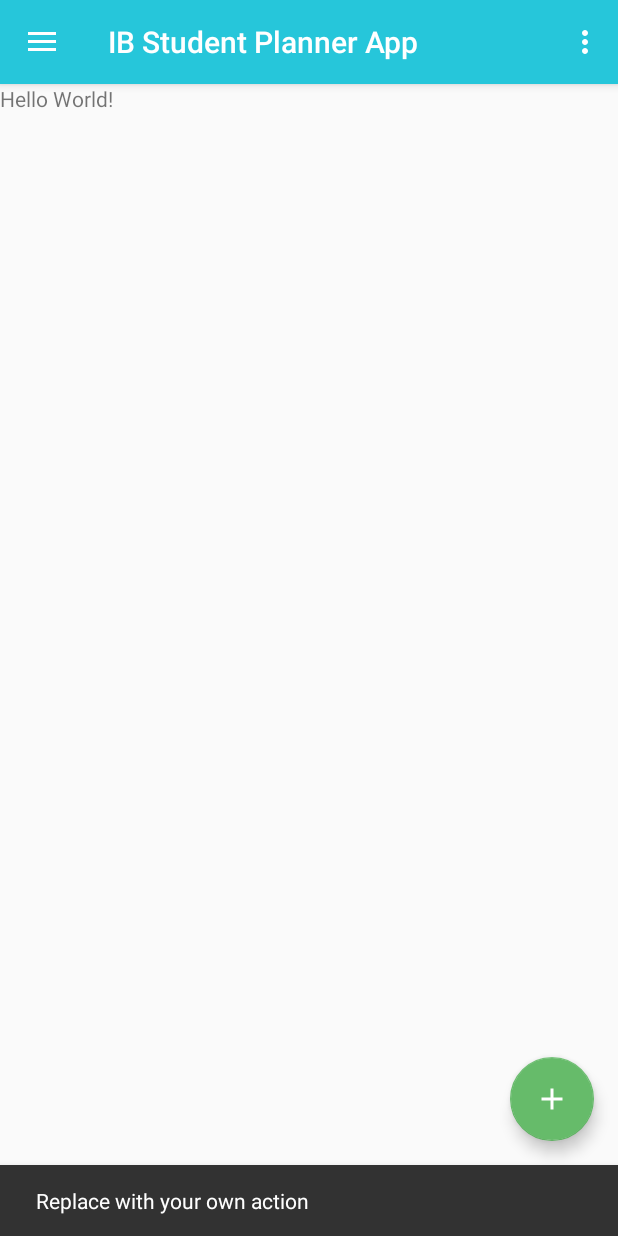
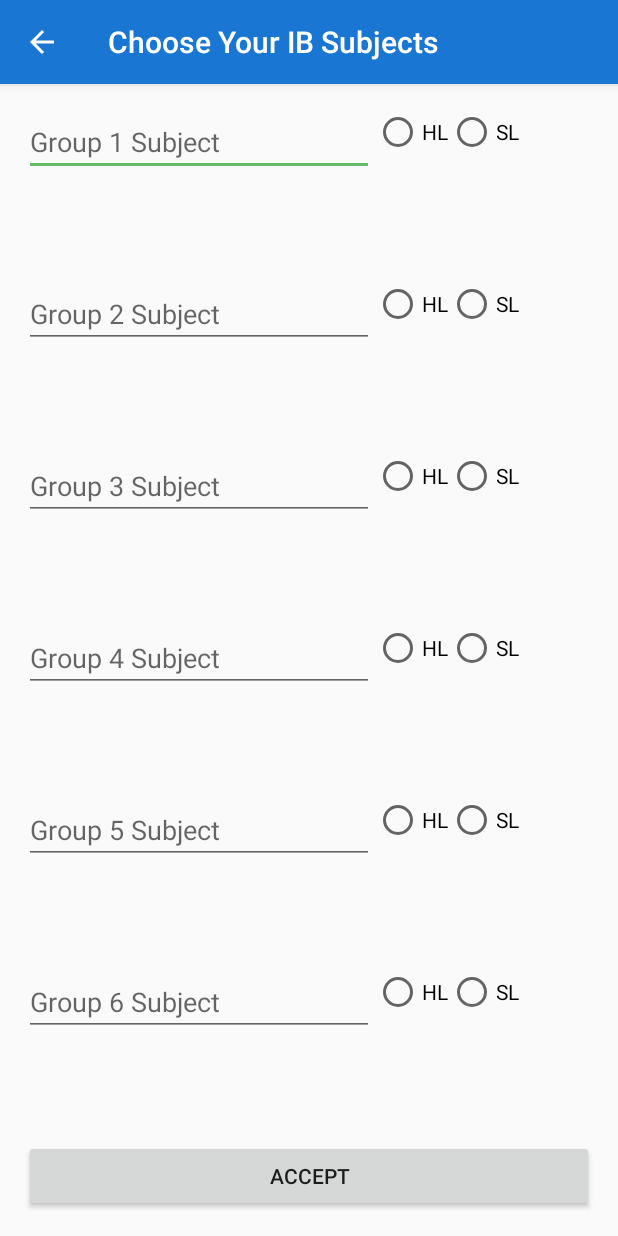
Before and after one commit to goinhasf/app_ibplanner, an Android app: the screen it shows after launch (MainActivity before the commit, ChooseSubjectsActivity after it), after a tap on an icon or button, on a phone screen of 412 x 824 dp. Run offline under Robolectric (Android 15) with nearby library versions, the phone set to English and light mode, and no system bars.

Commit message:
Add MainActivtyUI and ChooseSubjectActivity.

```diff
--- a/ibstudyplanner/app/src/main/AndroidManifest.xml
+++ b/ibstudyplanner/app/src/main/AndroidManifest.xml
@@ -18,6 +18,9 @@
                 <category android:name="android.intent.category.LAUNCHER" />
             </intent-filter>
         </activity>
+        <activity
+            android:name=".ChooseSubjectsActivity"
+            android:label="@string/chooser_subject_label"></activity>
     </application>
 
 </manifest>
--- /dev/null
+++ b/ibstudyplanner/app/src/main/java/com/example/kiko/ibstudentplannerapp/ChooseSubjectsActivity.java
@@ -0,0 +1,99 @@
+package com.example.kiko.ibstudentplannerapp;
+
+import android.content.ContentValues;
+import android.content.Intent;
+import android.support.v7.app.AppCompatActivity;
+import android.os.Bundle;
+import android.support.v7.widget.Toolbar;
+import android.text.Layout;
+import android.util.Log;
+import android.view.MenuItem;
+import android.view.View;
+import android.view.ViewGroup;
+import android.widget.Button;
+import android.widget.EditText;
+import android.widget.LinearLayout;
+import android.widget.RadioButton;
+import android.widget.RadioGroup;
+
+import java.util.HashMap;
+
+import javax.security.auth.Subject;
+
+public class ChooseSubjectsActivity extends AppCompatActivity implements View.OnClickListener{
+
+    private LinearLayout mActivityLayout;
+
+    @Override
+    protected void onCreate(Bundle savedInstanceState) {
+        super.onCreate(savedInstanceState);
+        setContentView(R.layout.activity_choose_subjects);
+        getSupportActionBar().setDisplayHomeAsUpEnabled(true);
+        mActivityLayout = (LinearLayout) findViewById(R.id.activity_chooser_layout);
+        createSubjectChooser(mActivityLayout);
+
+    }
+
+    @Override
+    public boolean onOptionsItemSelected(MenuItem item) {
+        int itemID = item.getItemId();
+        if (itemID == android.R.id.home){
+            Intent intent = new Intent(this, MainActivity.class);
+            supportNavigateUpTo(intent);
+            return true;
+        }
+        return super.onOptionsItemSelected(item);
+    }
+
+    private void createSubjectChooser(ViewGroup viewGroup) {
+
+        for (int i = 0; i < 6; i++){
+            int subjectGroupNumber = i+1;
+            View view = (LinearLayout) getLayoutInflater().inflate(R.layout.subject_row_chooser, viewGroup, true);
+            LinearLayout viewLayout = (LinearLayout) view;
+            if (((LinearLayout) view).getChildAt(i) instanceof LinearLayout) {
+
+                LinearLayout layout = (LinearLayout) viewLayout.getChildAt(i);
+                EditText editText = (EditText) layout.getChildAt(0);
+                editText.setHint("Group " + subjectGroupNumber + " Subject");
+            }
+
+        }
+
+        Button button = new Button(this);
+        button.setText("Accept");
+        button.setOnClickListener(this);
+        viewGroup.addView(button);
+    }
+
+    private IBSubject[] getSubjectData(){
+        IBSubject[] subjectsArray = new IBSubject[6];
+
+        for (int i = 0; i < 6; i++){
+            View view = mActivityLayout.getChildAt(i);
+            if (view instanceof LinearLayout){
+
+                LinearLayout subjectRow = (LinearLayout) view;
+                EditText subjectInput = (EditText) subjectRow.getChildAt(0);
+                RadioGroup subjectLevelRadioGroup = (RadioGroup) subjectRow.getChildAt(1);
+                RadioButton checkedLevelButton = (RadioButton) findViewById(subjectLevelRadioGroup.getCheckedRadioButtonId());
+
+                String subjectName = subjectInput.getText().toString();
+                String level = checkedLevelButton.getText().toString();
+                int group = i+1;
+
+                IBSubject subject = new IBSubject(group, subjectName, level);
+                subjectsArray[i] = subject;
+
+            }
+        }
+        Log.d("Getting Data from UI", "Successfully Gathered Data from UI");
+        return subjectsArray;
+
+    }
+
+    @Override
+    public void onClick(View v) {
+        getSubjectData();
+    }
+}
--- a/ibstudyplanner/app/src/main/java/com/example/kiko/ibstudentplannerapp/MainActivity.java
+++ b/ibstudyplanner/app/src/main/java/com/example/kiko/ibstudentplannerapp/MainActivity.java
@@ -1,5 +1,6 @@
 package com.example.kiko.ibstudentplannerapp;
 
+import android.content.Intent;
 import android.os.Bundle;
 import android.support.design.widget.FloatingActionButton;
 import android.support.design.widget.Snackbar;
@@ -20,15 +21,14 @@ public class MainActivity extends AppCompatActivity
     protected void onCreate(Bundle savedInstanceState) {
         super.onCreate(savedInstanceState);
         setContentView(R.layout.activity_main);
-        Toolbar toolbar = (Toolbar) findViewById(R.id.toolbar);
+        Toolbar toolbar = (Toolbar) findViewById(R.id.tb_activity_main);
         setSupportActionBar(toolbar);
 
         FloatingActionButton fab = (FloatingActionButton) findViewById(R.id.fab);
         fab.setOnClickListener(new View.OnClickListener() {
             @Override
             public void onClick(View view) {
-                Snackbar.make(view, "Replace with your own action", Snackbar.LENGTH_LONG)
-                        .setAction("Action", null).show();
+                startActivity(new Intent(MainActivity.this, ChooseSubjectsActivity.class));
             }
         });
 
--- /dev/null
+++ b/ibstudyplanner/app/src/main/res/layout/activity_choose_subjects.xml
@@ -0,0 +1,13 @@
+<?xml version="1.0" encoding="utf-8"?>
+<LinearLayout xmlns:android="http://schemas.android.com/apk/res/android"
+    xmlns:app="http://schemas.android.com/apk/res-auto"
+    xmlns:tools="http://schemas.android.com/tools"
+    android:layout_width="match_parent"
+    android:layout_height="match_parent"
+    android:layout_margin="@dimen/activity_margin"
+    android:fitsSystemWindows="true"
+    android:orientation="vertical"
+    tools:context="com.example.kiko.ibstudentplannerapp.ChooseSubjectsActivity"
+    android:id="@+id/activity_chooser_layout">
+
+</LinearLayout>
--- a/ibstudyplanner/app/src/main/res/layout/app_bar_main.xml
+++ b/ibstudyplanner/app/src/main/res/layout/app_bar_main.xml
@@ -13,7 +13,7 @@
         android:theme="@style/AppTheme.AppBarOverlay">
 
         <android.support.v7.widget.Toolbar
-            android:id="@+id/toolbar"
+            android:id="@+id/tb_activity_main"
             android:layout_width="match_parent"
             android:layout_height="?attr/actionBarSize"
             android:background="?attr/colorPrimary"
--- /dev/null
+++ b/ibstudyplanner/app/src/main/res/layout/subject_row_chooser.xml
@@ -0,0 +1,38 @@
+<?xml version="1.0" encoding="utf-8"?>
+
+<LinearLayout xmlns:android="http://schemas.android.com/apk/res/android"
+    android:id="@+id/subject_row_layout"
+    android:layout_width="match_parent"
+    android:layout_height="wrap_content"
+    android:orientation="horizontal"
+    android:layout_weight="1">
+
+    <EditText
+        android:id="@+id/et_subject"
+        android:layout_width="wrap_content"
+        android:layout_height="wrap_content"
+        android:layout_weight="2"
+        android:inputType="text" />
+
+    <RadioGroup
+        android:id="@+id/rg_subject_level"
+        android:layout_width="wrap_content"
+        android:layout_height="wrap_content"
+        android:layout_weight="1"
+        android:layout_gravity="top"
+        android:divider="@color/colorPrimaryDark"
+        android:orientation="horizontal">
+
+        <android.support.v7.widget.AppCompatRadioButton
+            android:id="@+id/rb_hl"
+            android:layout_width="wrap_content"
+            android:layout_height="wrap_content"
+            android:text="HL" />
+
+        <android.support.v7.widget.AppCompatRadioButton
+            android:id="@+id/rb_sl"
+            android:layout_width="wrap_content"
+            android:layout_height="wrap_content"
+            android:text="SL" />
+    </RadioGroup>
+</LinearLayout>
--- a/ibstudyplanner/app/src/main/res/values-w820dp/dimens.xml
+++ b/ibstudyplanner/app/src/main/res/values-w820dp/dimens.xml
@@ -3,4 +3,5 @@
          (such as screen margins) for screens with more than 820dp of available width. This
          would include 7" and 10" devices in landscape (~960dp and ~1280dp respectively). -->
     <dimen name="activity_horizontal_margin">64dp</dimen>
+    <dimen name="edit_text_subject_pick_width">96dp</dimen>
 </resources>
--- a/ibstudyplanner/app/src/main/res/values/colors.xml
+++ b/ibstudyplanner/app/src/main/res/values/colors.xml
@@ -1,7 +1,7 @@
 <?xml version="1.0" encoding="utf-8"?>
 <resources>
-    <color name="colorPrimary">#26c6da</color>
-    <color name="colorPrimaryDark">#00838f</color>
+    <color name="colorPrimary">#1976d2</color>
+    <color name="colorPrimaryDark">#0d47a1</color>
     <color name="colorAccent">#66bb6a</color>
     <color name="colorAddButFill">#ffffff</color>
 </resources>
--- a/ibstudyplanner/app/src/main/res/values/dimens.xml
+++ b/ibstudyplanner/app/src/main/res/values/dimens.xml
@@ -5,5 +5,7 @@
     <!-- Default screen margins, per the Android Design guidelines. -->
     <dimen name="activity_horizontal_margin">16dp</dimen>
     <dimen name="activity_vertical_margin">16dp</dimen>
+    <dimen name="activity_margin">16dp</dimen>
     <dimen name="fab_margin">16dp</dimen>
+    <dimen name="edit_text_subject_pick_width">72dp</dimen>
 </resources>
--- a/ibstudyplanner/app/src/main/res/values/strings.xml
+++ b/ibstudyplanner/app/src/main/res/values/strings.xml
@@ -5,4 +5,7 @@
     <string name="navigation_drawer_close">Close navigation drawer</string>
 
     <string name="action_settings">Settings</string>
+    <string name="chooser_subject_label">Choose Your IB Subjects</string>
+    <string name="subject_edit_text_tag">subject_group_</string>
+    <string name="subject_group_1">group_1</string>
 </resources>
```
Also changed, not shown: ibstudyplanner/app/src/main/java/com/example/kiko/ibstudentplannerapp/IBSubject.java (added, +42 -0 lines).
